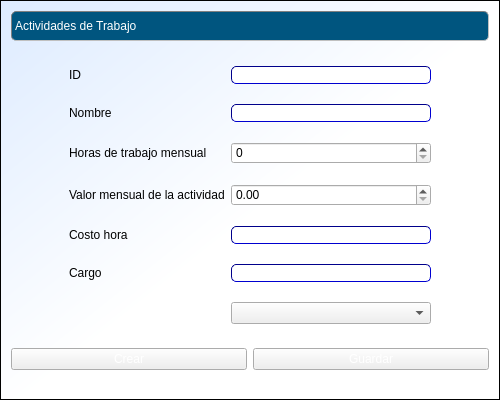
The window that cosmec/formularioacttrabajo.ui (Exxu/cosmec-si) describes before a commit, drawn with Qt 5.
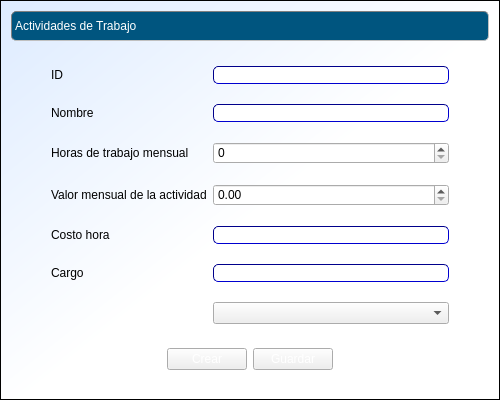
The same window after the commit.

```diff
--- a/cosmec/formularioacttrabajo.ui
+++ b/cosmec/formularioacttrabajo.ui
@@ -97,9 +97,12 @@
        <property name="orientation">
         <enum>Qt::Horizontal</enum>
        </property>
+       <property name="sizeType">
+        <enum>QSizePolicy::Maximum</enum>
+       </property>
        <property name="sizeHint" stdset="0">
         <size>
-         <width>13</width>
+         <width>40</width>
          <height>20</height>
         </size>
        </property>
@@ -209,6 +212,9 @@
        <property name="orientation">
         <enum>Qt::Horizontal</enum>
        </property>
+       <property name="sizeType">
+        <enum>QSizePolicy::Maximum</enum>
+       </property>
        <property name="sizeHint" stdset="0">
         <size>
          <width>40</width>
@@ -234,6 +240,19 @@
    </item>
    <item>
     <layout class="QHBoxLayout" name="horizontalLayout">
+     <item>
+      <spacer name="horizontalSpacer_3">
+       <property name="orientation">
+        <enum>Qt::Horizontal</enum>
+       </property>
+       <property name="sizeHint" stdset="0">
+        <size>
+         <width>40</width>
+         <height>20</height>
+        </size>
+       </property>
+      </spacer>
+     </item>
      <item>
       <widget class="QPushButton" name="pushButton">
        <property name="text">
@@ -248,6 +267,19 @@
        </property>
       </widget>
      </item>
+     <item>
+      <spacer name="horizontalSpacer_4">
+       <property name="orientation">
+        <enum>Qt::Horizontal</enum>
+       </property>
+       <property name="sizeHint" stdset="0">
+        <size>
+         <width>40</width>
+         <height>20</height>
+        </size>
+       </property>
+      </spacer>
+     </item>
     </layout>
    </item>
    <item>
```
